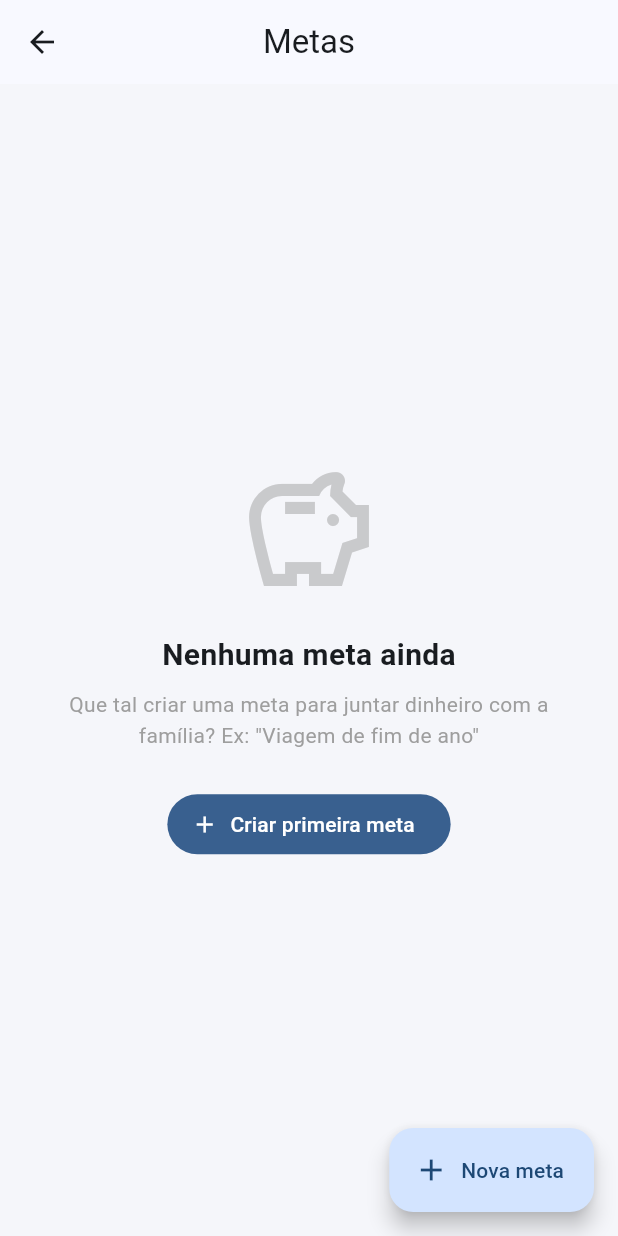
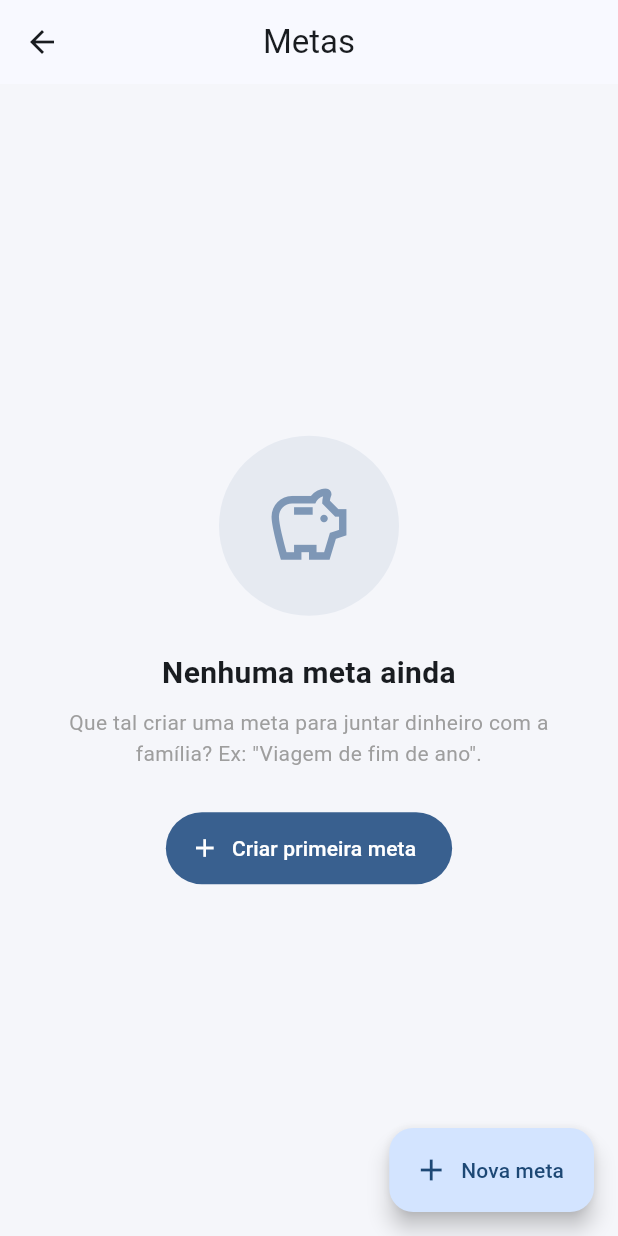
Before and after one commit to KryperDev/casa-prime, a Flutter app: the GoalsScreen screen opened directly, on a phone screen of 412 x 824 dp. Run offline on Flutter 3.47's test engine with Material 3 defaults, Android fonts, the phone set to English and light mode, and no system bars; our stand-ins replace cloud_firestore, firebase_auth, firebase_core, fl_chart, image_picker, pdf and 3 more; missing offline and left inert: cloudinary_public; accounts and stored records are empty.

Commit message:
Fase 22b (Parte 1) - Polimento visual das telas principais

```diff
--- a/lib/features/goals/presentation/screens/goals_screen.dart
+++ b/lib/features/goals/presentation/screens/goals_screen.dart
@@ -1,5 +1,7 @@
 import 'package:flutter/material.dart';
 import '../../../../core/utils/formatters.dart';
+import '../../../../core/widgets/empty_state.dart';
+import '../../../../core/widgets/loading_skeleton.dart';
 import '../../../family/data/family_service.dart';
 import '../../../family/domain/family_model.dart';
 import '../../data/goal_service.dart';
@@ -18,9 +20,7 @@ class GoalsScreen extends StatelessWidget {
       stream: familyService.watchMyFamily(),
       builder: (context, famSnap) {
         if (!famSnap.hasData) {
-          return const Scaffold(
-            body: Center(child: CircularProgressIndicator()),
-          );
+          return const Scaffold(body: ListSkeleton());
         }
         final family = famSnap.data!;
 
@@ -30,51 +30,26 @@ class GoalsScreen extends StatelessWidget {
             stream: goalService.watchGoals(family.id),
             builder: (context, snap) {
               if (snap.connectionState == ConnectionState.waiting) {
-                return const Center(child: CircularProgressIndicator());
+                return const ListSkeleton();
               }
               final goals = snap.data ?? [];
 
               if (goals.isEmpty) {
-                return Center(
-                  child: Padding(
-                    padding: const EdgeInsets.all(32),
-                    child: Column(
-                      mainAxisAlignment: MainAxisAlignment.center,
-                      children: [
-                        Icon(Icons.savings_outlined,
-                            size: 96,
-                            color: Colors.grey.withValues(alpha: 0.5)),
-                        const SizedBox(height: 20),
-                        const Text(
-                          'Nenhuma meta ainda',
-                          style: TextStyle(
-                              fontSize: 20, fontWeight: FontWeight.bold),
-                        ),
-                        const SizedBox(height: 8),
-                        const Text(
-                          'Que tal criar uma meta para juntar dinheiro '
-                          'com a família? Ex: "Viagem de fim de ano"',
-                          textAlign: TextAlign.center,
-                          style: TextStyle(color: Colors.grey, height: 1.5),
-                        ),
-                        const SizedBox(height: 24),
-                        FilledButton.icon(
-                          icon: const Icon(Icons.add),
-                          label: const Text('Criar primeira meta'),
-                          onPressed: () => Navigator.push(
-                            context,
-                            MaterialPageRoute(
-                              builder: (_) => const EditGoalScreen(),
-                            ),
-                          ),
-                        ),
-                      ],
+                return EmptyState(
+                  icon: Icons.savings_outlined,
+                  title: 'Nenhuma meta ainda',
+                  subtitle:
+                      'Que tal criar uma meta para juntar dinheiro com a família? Ex: "Viagem de fim de ano".',
+                  actionLabel: 'Criar primeira meta',
+                  onAction: () => Navigator.push(
+                    context,
+                    MaterialPageRoute(
+                      builder: (_) => const EditGoalScreen(),
                     ),
                   ),
                 );
               }
 
-              // Separa ativas e concluídas
               final ativas = goals.where((g) => !g.isCompleted).toList();
               final concluidas = goals.where((g) => g.isCompleted).toList();
 
@@ -133,9 +108,6 @@ class GoalsScreen extends StatelessWidget {
   }
 }
 
-// ============================================================
-//  CARD DE META
-// ============================================================
 class _GoalCard extends StatelessWidget {
   final GoalModel goal;
   final String familyId;
@@ -195,7 +167,6 @@ class _GoalCard extends StatelessWidget {
           child: Column(
             crossAxisAlignment: CrossAxisAlignment.start,
             children: [
-              // Cabeçalho
               Row(
                 children: [
                   CircleAvatar(
@@ -241,8 +212,6 @@ class _GoalCard extends StatelessWidget {
                 ],
               ),
               const SizedBox(height: 16),
-
-              // Progresso
               ClipRRect(
                 borderRadius: BorderRadius.circular(6),
                 child: LinearProgressIndicator(
@@ -253,8 +222,6 @@ class _GoalCard extends StatelessWidget {
                 ),
               ),
               const SizedBox(height: 10),
-
-              // Valores
               Row(
                 mainAxisAlignment: MainAxisAlignment.spaceBetween,
                 children: [
@@ -269,8 +236,6 @@ class _GoalCard extends StatelessWidget {
                   ),
                 ],
               ),
-
-              // Prazo
               if (goal.deadline != null) ...[
                 const SizedBox(height: 8),
                 Row(
```
Also changed, not shown: lib/features/installments/presentation/screens/installments_screen.dart (+9 -29 lines), lib/features/recurring/presentation/screens/recurrings_screen.dart (+15 -40 lines), lib/features/transactions/presentation/screens/transactions_list_screen.dart (+32 -49 lines), 1 other file.
